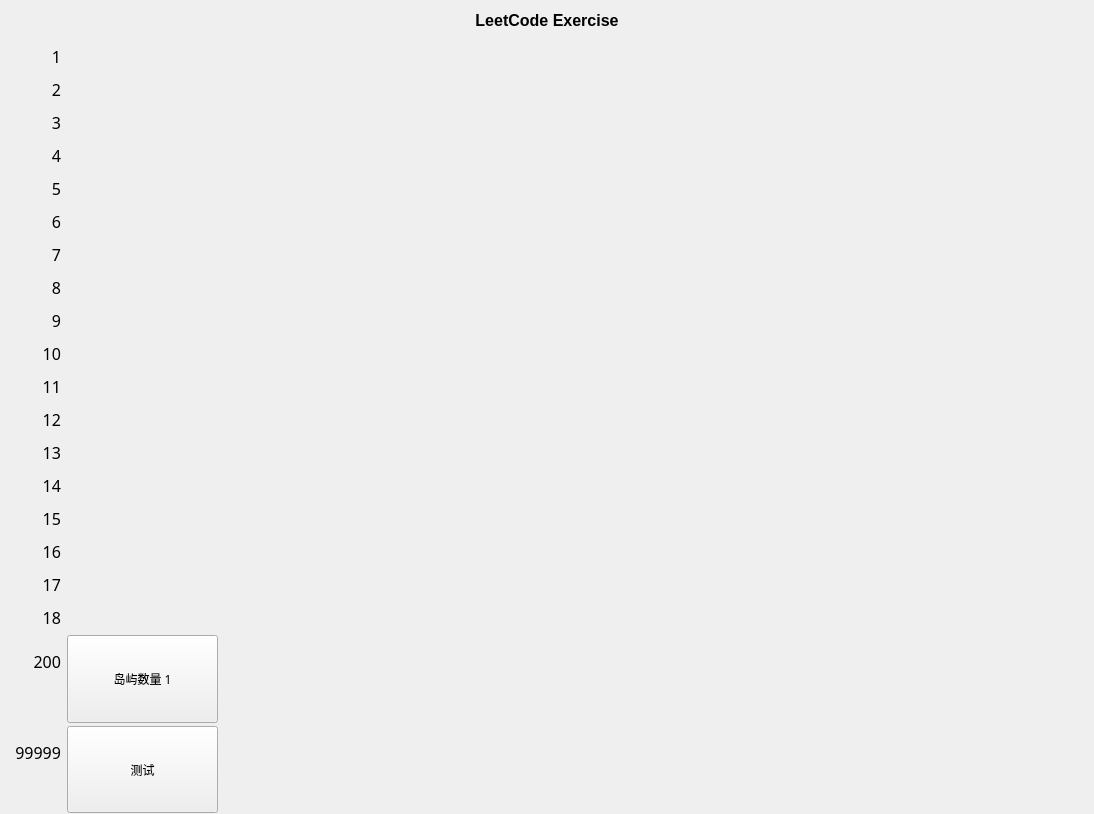
Old version of the form QtGuiApplicationTest/QtGuiApplicationTest/MiscellaneousAlgorithmLeetCode.ui in the repository xautshuanglong/QtLearningRepository.
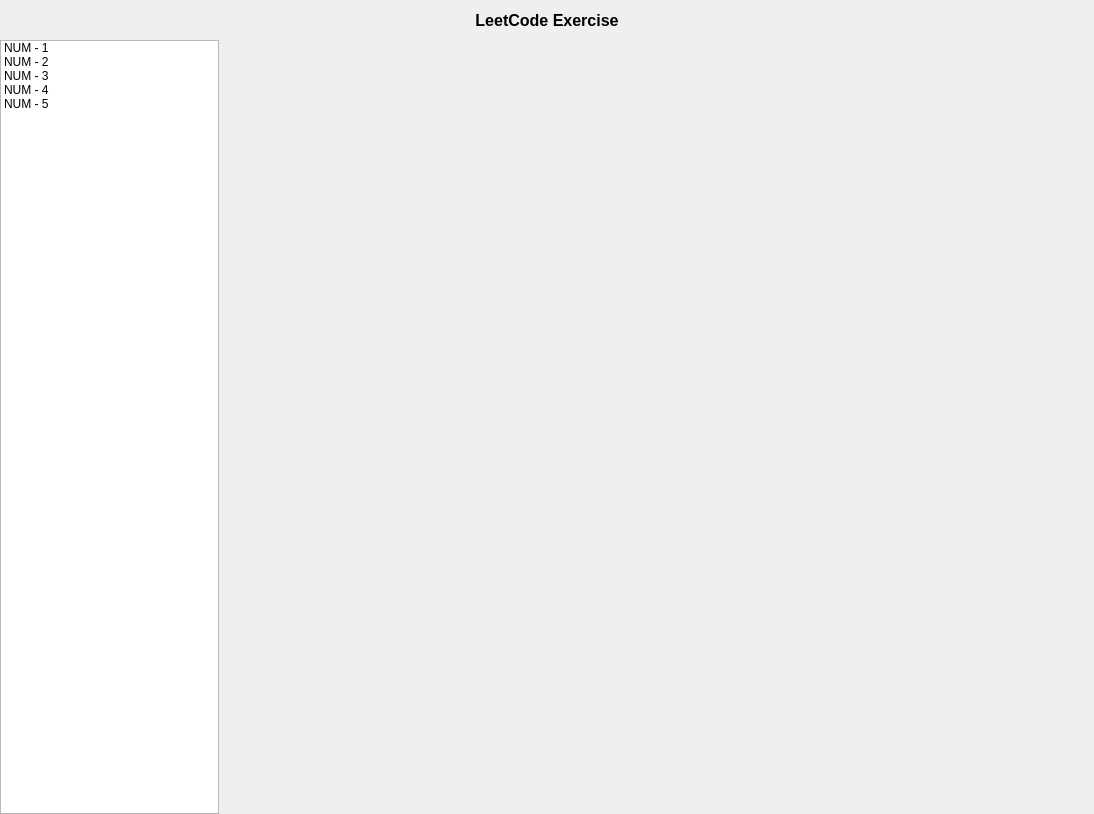
New version of the form.

Commit message: 调整 LeetCode 测试界面

Diff of the .ui file:
```diff
--- a/QtGuiApplicationTest/QtGuiApplicationTest/MiscellaneousAlgorithmLeetCode.ui
+++ b/QtGuiApplicationTest/QtGuiApplicationTest/MiscellaneousAlgorithmLeetCode.ui
@@ -61,658 +61,32 @@
       <enum>QLayout::SetMaximumSize</enum>
      </property>
      <item>
-      <widget class="QScrollArea" name="scrollArea">
-       <property name="styleSheet">
-        <string notr="true">QScrollArea
-{
-	background-color: transparent;
-}</string>
-       </property>
-       <property name="widgetResizable">
-        <bool>true</bool>
-       </property>
-       <widget class="QWidget" name="scrollAreaWidgetContents">
-        <property name="sizePolicy">
-         <sizepolicy hsizetype="Expanding" vsizetype="Expanding">
-          <horstretch>0</horstretch>
-          <verstretch>0</verstretch>
-         </sizepolicy>
+      <widget class="QListWidget" name="lwSubjects">
+       <item>
+        <property name="text">
+         <string>NUM - 1</string>
         </property>
-        <property name="styleSheet">
-         <string notr="true">.QWidget
-{
-	background-color: transparent;
-}</string>
+       </item>
+       <item>
+        <property name="text">
+         <string>NUM - 2</string>
         </property>
-        <layout class="QFormLayout" name="formLayout">
-         <property name="horizontalSpacing">
-          <number>6</number>
-         </property>
-         <property name="verticalSpacing">
-          <number>3</number>
-         </property>
-         <property name="leftMargin">
-          <number>0</number>
-         </property>
-         <property name="topMargin">
-          <number>0</number>
-         </property>
-         <property name="rightMargin">
-          <number>0</number>
-         </property>
-         <property name="bottomMargin">
-          <number>0</number>
-         </property>
-         <item row="0" column="0">
-          <widget class="QLabel" name="label">
-           <property name="sizePolicy">
-            <sizepolicy hsizetype="Minimum" vsizetype="Minimum">
-             <horstretch>0</horstretch>
-             <verstretch>0</verstretch>
-            </sizepolicy>
-           </property>
-           <property name="minimumSize">
-            <size>
-             <width>60</width>
-             <height>30</height>
-            </size>
-           </property>
-           <property name="font">
-            <font>
-             <family>微软雅黑</family>
-             <pointsize>12</pointsize>
-            </font>
-           </property>
-           <property name="text">
-            <string>1</string>
-           </property>
-           <property name="alignment">
-            <set>Qt::AlignRight|Qt::AlignTrailing|Qt::AlignVCenter</set>
-           </property>
-          </widget>
-         </item>
-         <item row="1" column="0">
-          <widget class="QLabel" name="label_2">
-           <property name="sizePolicy">
-            <sizepolicy hsizetype="Minimum" vsizetype="Minimum">
-             <horstretch>0</horstretch>
-             <verstretch>0</verstretch>
-            </sizepolicy>
-           </property>
-           <property name="minimumSize">
-            <size>
-             <width>60</width>
-             <height>30</height>
-            </size>
-           </property>
-           <property name="font">
-            <font>
-             <family>微软雅黑</family>
-             <pointsize>12</pointsize>
-            </font>
-           </property>
-           <property name="text">
-            <string>2</string>
-           </property>
-           <property name="alignment">
-            <set>Qt::AlignRight|Qt::AlignTrailing|Qt::AlignVCenter</set>
-           </property>
-          </widget>
-         </item>
-         <item row="2" column="0">
-          <widget class="QLabel" name="label_3">
-           <property name="sizePolicy">
-            <sizepolicy hsizetype="Minimum" vsizetype="Minimum">
-             <horstretch>0</horstretch>
-             <verstretch>0</verstretch>
-            </sizepolicy>
-           </property>
-           <property name="minimumSize">
-            <size>
-             <width>60</width>
-             <height>30</height>
-            </size>
-           </property>
-           <property name="font">
-            <font>
-             <family>微软雅黑</family>
-             <pointsize>12</pointsize>
-            </font>
-           </property>
-           <property name="text">
-            <string>3</string>
-           </property>
-           <property name="alignment">
-            <set>Qt::AlignRight|Qt::AlignTrailing|Qt::AlignVCenter</set>
-           </property>
-          </widget>
-         </item>
-         <item row="3" column="0">
-          <widget class="QLabel" name="label_4">
-           <property name="sizePolicy">
-            <sizepolicy hsizetype="Minimum" vsizetype="Minimum">
-             <horstretch>0</horstretch>
-             <verstretch>0</verstretch>
-            </sizepolicy>
-           </property>
-           <property name="minimumSize">
-            <size>
-             <width>60</width>
-             <height>30</height>
-            </size>
-           </property>
-           <property name="font">
-            <font>
-             <family>微软雅黑</family>
-             <pointsize>12</pointsize>
-            </font>
-           </property>
-           <property name="text">
-            <string>4</string>
-           </property>
-           <property name="alignment">
-            <set>Qt::AlignRight|Qt::AlignTrailing|Qt::AlignVCenter</set>
-           </property>
-          </widget>
-         </item>
-         <item row="4" column="0">
-          <widget class="QLabel" name="label_5">
-           <property name="sizePolicy">
-            <sizepolicy hsizetype="Minimum" vsizetype="Minimum">
-             <horstretch>0</horstretch>
-             <verstretch>0</verstretch>
-            </sizepolicy>
-           </property>
-           <property name="minimumSize">
-            <size>
-             <width>60</width>
-             <height>30</height>
-            </size>
-           </property>
-           <property name="font">
-            <font>
-             <family>微软雅黑</family>
-             <pointsize>12</pointsize>
-            </font>
-           </property>
-           <property name="text">
-            <string>5</string>
-           </property>
-           <property name="alignment">
-            <set>Qt::AlignRight|Qt::AlignTrailing|Qt::AlignVCenter</set>
-           </property>
-          </widget>
-         </item>
-         <item row="5" column="0">
-          <widget class="QLabel" name="label_6">
-           <property name="sizePolicy">
-            <sizepolicy hsizetype="Minimum" vsizetype="Minimum">
-             <horstretch>0</horstretch>
-             <verstretch>0</verstretch>
-            </sizepolicy>
-           </property>
-           <property name="minimumSize">
-            <size>
-             <width>60</width>
-             <height>30</height>
-            </size>
-           </property>
-           <property name="font">
-            <font>
-             <family>微软雅黑</family>
-             <pointsize>12</pointsize>
-            </font>
-           </property>
-           <property name="text">
-            <string>6</string>
-           </property>
-           <property name="alignment">
-            <set>Qt::AlignRight|Qt::AlignTrailing|Qt::AlignVCenter</set>
-           </property>
-          </widget>
-         </item>
-         <item row="6" column="0">
-          <widget class="QLabel" name="label_7">
-           <property name="sizePolicy">
-            <sizepolicy hsizetype="Minimum" vsizetype="Minimum">
-             <horstretch>0</horstretch>
-             <verstretch>0</verstretch>
-            </sizepolicy>
-           </property>
-           <property name="minimumSize">
-            <size>
-             <width>60</width>
-             <height>30</height>
-            </size>
-           </property>
-           <property name="font">
-            <font>
-             <family>微软雅黑</family>
-             <pointsize>12</pointsize>
-            </font>
-           </property>
-           <property name="text">
-            <string>7</string>
-           </property>
-           <property name="alignment">
-            <set>Qt::AlignRight|Qt::AlignTrailing|Qt::AlignVCenter</set>
-           </property>
-          </widget>
-         </item>
-         <item row="7" column="0">
-          <widget class="QLabel" name="label_8">
-           <property name="sizePolicy">
-            <sizepolicy hsizetype="Minimum" vsizetype="Minimum">
-             <horstretch>0</horstretch>
-             <verstretch>0</verstretch>
-            </sizepolicy>
-           </property>
-           <property name="minimumSize">
-            <size>
-             <width>60</width>
-             <height>30</height>
-            </size>
-           </property>
-           <property name="font">
-            <font>
-             <family>微软雅黑</family>
-             <pointsize>12</pointsize>
-            </font>
-           </property>
-           <property name="text">
-            <string>8</string>
-           </property>
-           <property name="alignment">
-            <set>Qt::AlignRight|Qt::AlignTrailing|Qt::AlignVCenter</set>
-           </property>
-          </widget>
-         </item>
-         <item row="8" column="0">
-          <widget class="QLabel" name="label_9">
-           <property name="sizePolicy">
-            <sizepolicy hsizetype="Minimum" vsizetype="Minimum">
-             <horstretch>0</horstretch>
-             <verstretch>0</verstretch>
-            </sizepolicy>
-           </property>
-           <property name="minimumSize">
-            <size>
-             <width>60</width>
-             <height>30</height>
-            </size>
-           </property>
-           <property name="font">
-            <font>
-             <family>微软雅黑</family>
-             <pointsize>12</pointsize>
-            </font>
-           </property>
-           <property name="text">
-            <string>9</string>
-           </property>
-           <property name="alignment">
-            <set>Qt::AlignRight|Qt::AlignTrailing|Qt::AlignVCenter</set>
-           </property>
-          </widget>
-         </item>
-         <item row="9" column="0">
-          <widget class="QLabel" name="label_10">
-           <property name="sizePolicy">
-            <sizepolicy hsizetype="Minimum" vsizetype="Minimum">
-             <horstretch>0</horstretch>
-             <verstretch>0</verstretch>
-            </sizepolicy>
-           </property>
-           <property name="minimumSize">
-            <size>
-             <width>60</width>
-             <height>30</height>
-            </size>
-           </property>
-           <property name="font">
-            <font>
-             <family>微软雅黑</family>
-             <pointsize>12</pointsize>
-            </font>
-           </property>
-           <property name="text">
-            <string>10</string>
-           </property>
-           <property name="alignment">
-            <set>Qt::AlignRight|Qt::AlignTrailing|Qt::AlignVCenter</set>
-           </property>
-          </widget>
-         </item>
-         <item row="10" column="0">
-          <widget class="QLabel" name="label_11">
-           <property name="sizePolicy">
-            <sizepolicy hsizetype="Minimum" vsizetype="Minimum">
-             <horstretch>0</horstretch>
-             <verstretch>0</verstretch>
-            </sizepolicy>
-           </property>
-           <property name="minimumSize">
-            <size>
-             <width>60</width>
-             <height>30</height>
-            </size>
-           </property>
-           <property name="font">
-            <font>
-             <family>微软雅黑</family>
-             <pointsize>12</pointsize>
-            </font>
-           </property>
-           <property name="text">
-            <string>11</string>
-           </property>
-           <property name="alignment">
-            <set>Qt::AlignRight|Qt::AlignTrailing|Qt::AlignVCenter</set>
-           </property>
-          </widget>
-         </item>
-         <item row="11" column="0">
-          <widget class="QLabel" name="label_12">
-           <property name="sizePolicy">
-            <sizepolicy hsizetype="Minimum" vsizetype="Minimum">
-             <horstretch>0</horstretch>
-             <verstretch>0</verstretch>
-            </sizepolicy>
-           </property>
-           <property name="minimumSize">
-            <size>
-             <width>60</width>
-             <height>30</height>
-            </size>
-           </property>
-           <property name="font">
-            <font>
-             <family>微软雅黑</family>
-             <pointsize>12</pointsize>
-            </font>
-           </property>
-           <property name="text">
-            <string>12</string>
-           </property>
-           <property name="alignment">
-            <set>Qt::AlignRight|Qt::AlignTrailing|Qt::AlignVCenter</set>
-           </property>
-          </widget>
-         </item>
-         <item row="12" column="0">
-          <widget class="QLabel" name="label_13">
-           <property name="sizePolicy">
-            <sizepolicy hsizetype="Minimum" vsizetype="Minimum">
-             <horstretch>0</horstretch>
-             <verstretch>0</verstretch>
-            </sizepolicy>
-           </property>
-           <property name="minimumSize">
-            <size>
-             <width>60</width>
-             <height>30</height>
-            </size>
-           </property>
-           <property name="font">
-            <font>
-             <family>微软雅黑</family>
-             <pointsize>12</pointsize>
-            </font>
-           </property>
-           <property name="text">
-            <string>13</string>
-           </property>
-           <property name="alignment">
-            <set>Qt::AlignRight|Qt::AlignTrailing|Qt::AlignVCenter</set>
-           </property>
-          </widget>
-         </item>
-         <item row="13" column="0">
-          <widget class="QLabel" name="label_14">
-           <property name="sizePolicy">
-            <sizepolicy hsizetype="Minimum" vsizetype="Minimum">
-             <horstretch>0</horstretch>
-             <verstretch>0</verstretch>
-            </sizepolicy>
-           </property>
-           <property name="minimumSize">
-            <size>
-             <width>60</width>
-             <height>30</height>
-            </size>
-           </property>
-           <property name="font">
-            <font>
-             <family>微软雅黑</family>
-             <pointsize>12</pointsize>
-            </font>
-           </property>
-           <property name="text">
-            <string>14</string>
-           </property>
-           <property name="alignment">
-            <set>Qt::AlignRight|Qt::AlignTrailing|Qt::AlignVCenter</set>
-           </property>
-          </widget>
-         </item>
-         <item row="14" column="0">
-          <widget class="QLabel" name="label_15">
-           <property name="sizePolicy">
-            <sizepolicy hsizetype="Minimum" vsizetype="Minimum">
-             <horstretch>0</horstretch>
-             <verstretch>0</verstretch>
-            </sizepolicy>
-           </property>
-           <property name="minimumSize">
-            <size>
-             <width>60</width>
-             <height>30</height>
-            </size>
-           </property>
-           <property name="font">
-            <font>
-             <family>微软雅黑</family>
-             <pointsize>12</pointsize>
-            </font>
-           </property>
-           <property name="text">
-            <string>15</string>
-           </property>
-           <property name="alignment">
-            <set>Qt::AlignRight|Qt::AlignTrailing|Qt::AlignVCenter</set>
-           </property>
-          </widget>
-         </item>
-         <item row="15" column="0">
-          <widget class="QLabel" name="label_16">
-           <property name="sizePolicy">
-            <sizepolicy hsizetype="Minimum" vsizetype="Minimum">
-             <horstretch>0</horstretch>
-             <verstretch>0</verstretch>
-            </sizepolicy>
-           </property>
-           <property name="minimumSize">
-            <size>
-             <width>60</width>
-             <height>30</height>
-            </size>
-           </property>
-           <property name="font">
-            <font>
-             <family>微软雅黑</family>
-             <pointsize>12</pointsize>
-            </font>
-           </property>
-           <property name="text">
-            <string>16</string>
-           </property>
-           <property name="alignment">
-            <set>Qt::AlignRight|Qt::AlignTrailing|Qt::AlignVCenter</set>
-           </property>
-          </widget>
-         </item>
-         <item row="16" column="0">
-          <widget class="QLabel" name="label_17">
-           <property name="sizePolicy">
-            <sizepolicy hsizetype="Minimum" vsizetype="Minimum">
-             <horstretch>0</horstretch>
-             <verstretch>0</verstretch>
-            </sizepolicy>
-           </property>
-           <property name="minimumSize">
-            <size>
-             <width>60</width>
-             <height>30</height>
-            </size>
-           </property>
-           <property name="font">
-            <font>
-             <family>微软雅黑</family>
-             <pointsize>12</pointsize>
-            </font>
-           </property>
-           <property name="text">
-            <string>17</string>
-           </property>
-           <property name="alignment">
-            <set>Qt::AlignRight|Qt::AlignTrailing|Qt::AlignVCenter</set>
-           </property>
-          </widget>
-         </item>
-         <item row="17" column="0">
-          <widget class="QLabel" name="label_18">
-           <property name="sizePolicy">
-            <sizepolicy hsizetype="Minimum" vsizetype="Minimum">
-             <horstretch>0</horstretch>
-             <verstretch>0</verstretch>
-            </sizepolicy>
-           </property>
-           <property name="minimumSize">
-            <size>
-             <width>60</width>
-             <height>30</height>
-            </size>
-           </property>
-           <property name="font">
-            <font>
-             <family>微软雅黑</family>
-             <pointsize>12</pointsize>
-            </font>
-           </property>
-           <property name="text">
-            <string>18</string>
-           </property>
-           <property name="alignment">
-            <set>Qt::AlignRight|Qt::AlignTrailing|Qt::AlignVCenter</set>
-           </property>
-          </widget>
-         </item>
-         <item row="18" column="0">
-          <widget class="QLabel" name="label_19">
-           <property name="sizePolicy">
-            <sizepolicy hsizetype="Minimum" vsizetype="Minimum">
-             <horstretch>0</horstretch>
-             <verstretch>0</verstretch>
-            </sizepolicy>
-           </property>
-           <property name="minimumSize">
-            <size>
-             <width>60</width>
-             <height>30</height>
-            </size>
-           </property>
-           <property name="font">
-            <font>
-             <family>微软雅黑</family>
-             <pointsize>12</pointsize>
-            </font>
-           </property>
-           <property name="text">
-            <string>200</string>
-           </property>
-           <property name="alignment">
-            <set>Qt::AlignRight|Qt::AlignTrailing|Qt::AlignVCenter</set>
-           </property>
-          </widget>
-         </item>
-         <item row="18" column="1">
-          <widget class="QPushButton" name="btnNumOfIsland_1">
-           <property name="sizePolicy">
-            <sizepolicy hsizetype="Expanding" vsizetype="Expanding">
-             <horstretch>0</horstretch>
-             <verstretch>0</verstretch>
-            </sizepolicy>
-           </property>
-           <property name="minimumSize">
-            <size>
-             <width>0</width>
-             <height>30</height>
-            </size>
-           </property>
-           <property name="font">
-            <font>
-             <family>微软雅黑</family>
-            </font>
-           </property>
-           <property name="text">
-            <string>岛屿数量 1</string>
-           </property>
-          </widget>
-         </item>
-         <item row="19" column="0">
-          <widget class="QLabel" name="label_20">
-           <property name="sizePolicy">
-            <sizepolicy hsizetype="Minimum" vsizetype="Minimum">
-             <horstretch>0</horstretch>
-             <verstretch>0</verstretch>
-            </sizepolicy>
-           </property>
-           <property name="minimumSize">
-            <size>
-             <width>60</width>
-             <height>30</height>
-            </size>
-           </property>
-           <property name="font">
-            <font>
-             <family>微软雅黑</family>
-             <pointsize>12</pointsize>
-            </font>
-           </property>
-           <property name="text">
-            <string>99999</string>
-           </property>
-           <property name="alignment">
-            <set>Qt::AlignRight|Qt::AlignTrailing|Qt::AlignVCenter</set>
-           </property>
-          </widget>
-         </item>
-         <item row="19" column="1">
-          <widget class="QPushButton" name="btnTest">
-           <property name="sizePolicy">
-            <sizepolicy hsizetype="Expanding" vsizetype="Expanding">
-             <horstretch>0</horstretch>
-             <verstretch>0</verstretch>
-            </sizepolicy>
-           </property>
-           <property name="minimumSize">
-            <size>
-             <width>0</width>
-             <height>30</height>
-            </size>
-           </property>
-           <property name="font">
-            <font>
-             <family>微软雅黑</family>
-            </font>
-           </property>
-           <property name="text">
-            <string>测试</string>
-           </property>
-          </widget>
-         </item>
-        </layout>
-       </widget>
+       </item>
+       <item>
+        <property name="text">
+         <string>NUM - 3</string>
+        </property>
+       </item>
+       <item>
+        <property name="text">
+         <string>NUM - 4</string>
+        </property>
+       </item>
+       <item>
+        <property name="text">
+         <string>NUM - 5</string>
+        </property>
+       </item>
       </widget>
      </item>
      <item>
```
The commit also changes 2 other files.
